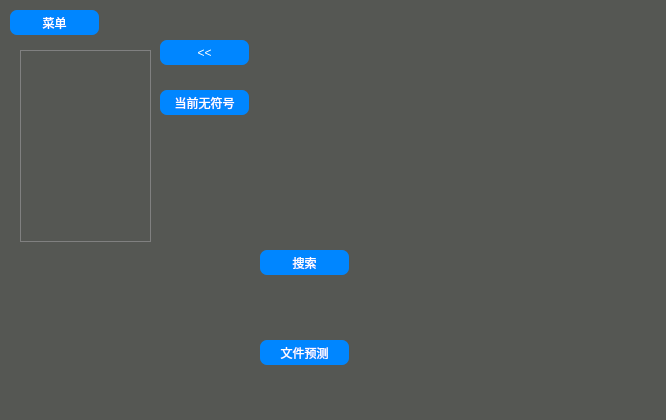
Before: the Qt Designer form DVMT/center.ui in FangCunWuChang/DeepVocal-Mark-Tool, drawn with Qt 5.
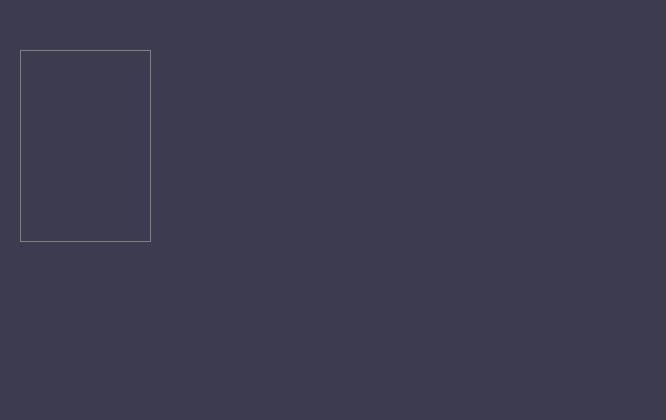
After: the same form once the commit is applied. Icons and pictures are not drawn. Custom widgets are drawn as their Qt base class.

The edit to the form file:
```diff
--- a/DVMT/center.ui
+++ b/DVMT/center.ui
@@ -28,7 +28,7 @@
 
 
 QWidget{
-background-color: rgb(85, 87, 83);
+background-color: rgb(61,59,79);
 	color: rgb(238, 238, 236);
 }
 QScrollBar:vertical {
@@ -40,20 +40,20 @@
     QScrollBar::handle:vertical {
         border: 	1px solid grey;
         border-radius: 7px;
-        background-color: rgb(85, 87, 83);
+        background-color: rgb(61,59,79);
         min-height: 60px;
         margin: 0px 0px 0px 0px;
     }
     QScrollBar::add-line:vertical {
         border: none;
-        background: rgb(85, 87, 83);
+        background: rgb(61,59,79);
         height: 0px;
         subcontrol-position: bottom;
         subcontrol-origin: margin;
     }
     QScrollBar::sub-line:vertical {
         border: none;
-background: rgb(85, 87, 83);
+background: rgb(61,59,79);
         height: 0px;
         subcontrol-position: top;
         subcontrol-origin: margin;
@@ -79,14 +79,14 @@
     }
     QScrollBar::add-line:vertical:disabled{
         border: none;
-        background: rgb(85, 87, 83);
+        background: rgb(61,59,79);
         height: 0px;
         subcontrol-position: bottom;
         subcontrol-origin: margin;
     }
     QScrollBar::sub-line:vertical:disabled{
         border: none;
-background: rgb(85, 87, 83);
+background: rgb(61,59,79);
         height: 0px;
         subcontrol-position: top;
         subcontrol-origin: margin;
@@ -113,7 +113,7 @@
    <property name="styleSheet">
     <string notr="true">
 QListWidget{
-background-color: rgb(85, 87, 83);
+background-color: rgb(61,59,79);
 color: rgb(211, 215, 207);
 border:1px solid grey;
 }
@@ -147,48 +147,6 @@
     </rect>
    </property>
   </widget>
-  <widget class="QPushButton" name="menu">
-   <property name="enabled">
-    <bool>true</bool>
-   </property>
-   <property name="geometry">
-    <rect>
-     <x>10</x>
-     <y>10</y>
-     <width>89</width>
-     <height>25</height>
-    </rect>
-   </property>
-   <property name="toolTip">
-    <string>Alt+M</string>
-   </property>
-   <property name="styleSheet">
-    <string notr="true">QPushButton{
-	color:white;
-	background-color: rgb(0, 134, 255);
-	border: 0px solid white;
-	border-radius:7px;
-}
-QPushButton:disabled{
-border:0px solid white;
-background-color: rgb(85, 87, 83);
-color:  rgb(100,100,100);
-border-radius:7px;
-}
-QPushButton:pressed{
-	color: rgb(0, 134, 255);
-	background-color:  white;
-	border: 0px solid white;
-	border-radius:7px;
-}</string>
-   </property>
-   <property name="text">
-    <string>菜单</string>
-   </property>
-   <property name="shortcut">
-    <string>Alt+M</string>
-   </property>
-  </widget>
   <widget class="Menu" name="mt" native="true">
    <property name="geometry">
     <rect>
@@ -199,105 +157,6 @@
     </rect>
    </property>
   </widget>
-  <widget class="QPushButton" name="lhb">
-   <property name="geometry">
-    <rect>
-     <x>160</x>
-     <y>40</y>
-     <width>89</width>
-     <height>25</height>
-    </rect>
-   </property>
-   <property name="styleSheet">
-    <string notr="true">QPushButton{
-	color:white;
-	background-color: rgb(0, 134, 255);
-	border: 0px solid white;
-	border-radius:7px;
-}
-QPushButton:disabled{
-border:0px solid white;
-background-color: rgb(85, 87, 83);
-color:  rgb(100,100,100);
-border-radius:7px;
-}
-QPushButton:pressed{
-	color: rgb(0, 134, 255);
-	background-color:  white;
-	border: 0px solid white;
-	border-radius:7px;
-}</string>
-   </property>
-   <property name="text">
-    <string>&lt;&lt;</string>
-   </property>
-  </widget>
-  <widget class="QPushButton" name="lsb">
-   <property name="geometry">
-    <rect>
-     <x>160</x>
-     <y>90</y>
-     <width>89</width>
-     <height>25</height>
-    </rect>
-   </property>
-   <property name="styleSheet">
-    <string notr="true">QPushButton{
-	color:white;
-	background-color: rgb(0, 134, 255);
-	border: 0px solid white;
-	border-radius:7px;
-}
-QPushButton:disabled{
-border:0px solid white;
-background-color: rgb(85, 87, 83);
-color:  rgb(100,100,100);
-border-radius:7px;
-}
-QPushButton:pressed{
-	color: rgb(0, 134, 255);
-	background-color:  white;
-	border: 0px solid white;
-	border-radius:7px;
-}</string>
-   </property>
-   <property name="text">
-    <string>当前无符号</string>
-   </property>
-  </widget>
-  <widget class="QPushButton" name="sea">
-   <property name="geometry">
-    <rect>
-     <x>260</x>
-     <y>250</y>
-     <width>89</width>
-     <height>25</height>
-    </rect>
-   </property>
-   <property name="styleSheet">
-    <string notr="true">QPushButton{
-	color:white;
-	background-color: rgb(0, 134, 255);
-	border: 0px solid white;
-	border-radius:7px;
-}
-QPushButton:disabled{
-border:0px solid white;
-background-color: rgb(85, 87, 83);
-color:  rgb(100,100,100);
-border-radius:7px;
-}
-QPushButton:pressed{
-	color: rgb(0, 134, 255);
-	background-color:  white;
-	border: 0px solid white;
-	border-radius:7px;
-}</string>
-   </property>
-   <property name="text">
-    <string>搜索</string>
-   </property>
-  </widget>
   <widget class="Search" name="sear" native="true">
    <property name="geometry">
     <rect>
@@ -318,45 +177,6 @@
     </rect>
    </property>
   </widget>
-  <widget class="QPushButton" name="aw">
-   <property name="geometry">
-    <rect>
-     <x>260</x>
-     <y>340</y>
-     <width>89</width>
-     <height>25</height>
-    </rect>
-   </property>
-   <property name="toolTip">
-    <string>Alt+Z</string>
-   </property>
-   <property name="styleSheet">
-    <string notr="true">QPushButton{
-	color:white;
-	background-color: rgb(0, 134, 255);
-	border: 0px solid white;
-	border-radius:7px;
-}
-QPushButton:disabled{
-border:0px solid white;
-background-color: rgb(85, 87, 83);
-color:  rgb(100,100,100);
-border-radius:7px;
-}
-QPushButton:pressed{
-	color: rgb(0, 134, 255);
-	background-color:  white;
-	border: 0px solid white;
-	border-radius:7px;
-}</string>
-   </property>
-   <property name="text">
-    <string>文件预测</string>
-   </property>
-   <property name="shortcut">
-    <string>Alt+Z</string>
-   </property>
-  </widget>
   <widget class="AutoWav" name="aww" native="true">
    <property name="geometry">
     <rect>
@@ -367,6 +187,16 @@
     </rect>
    </property>
   </widget>
+  <widget class="CBM" name="cbm" native="true">
+   <property name="geometry">
+    <rect>
+     <x>180</x>
+     <y>170</y>
+     <width>120</width>
+     <height>80</height>
+    </rect>
+   </property>
+  </widget>
  </widget>
  <customwidgets>
   <customwidget>
@@ -399,6 +229,12 @@
    <header location="global">autowav.h</header>
    <container>1</container>
   </customwidget>
+  <customwidget>
+   <class>CBM</class>
+   <extends>QWidget</extends>
+   <header location="global">cbm.h</header>
+   <container>1</container>
+  </customwidget>
  </customwidgets>
  <resources>
   <include location="src.qrc"/>
```
Left out of the diff: 10 changed lines with no effect on the pictures.
